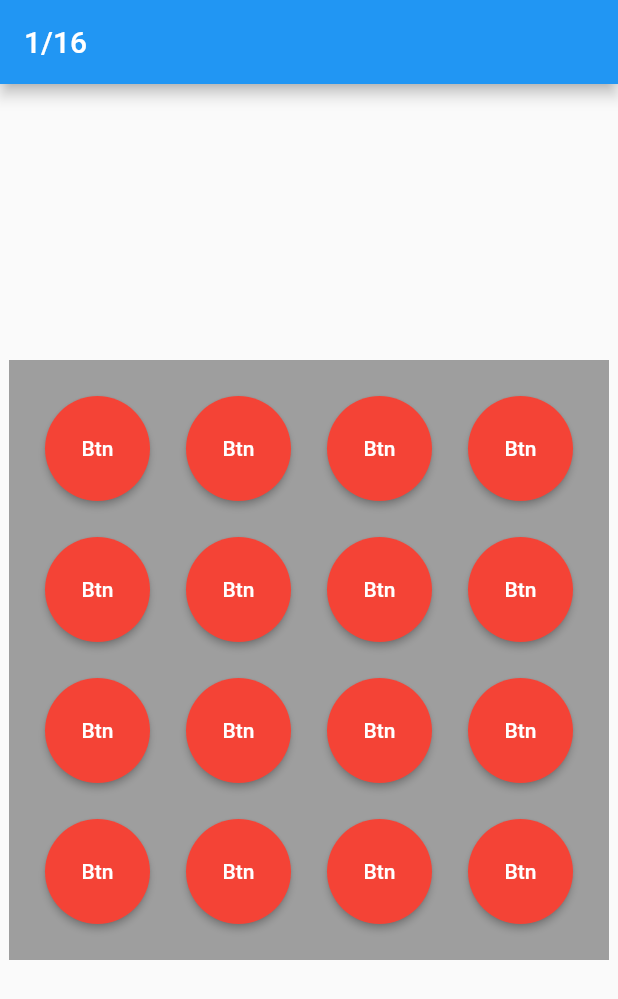
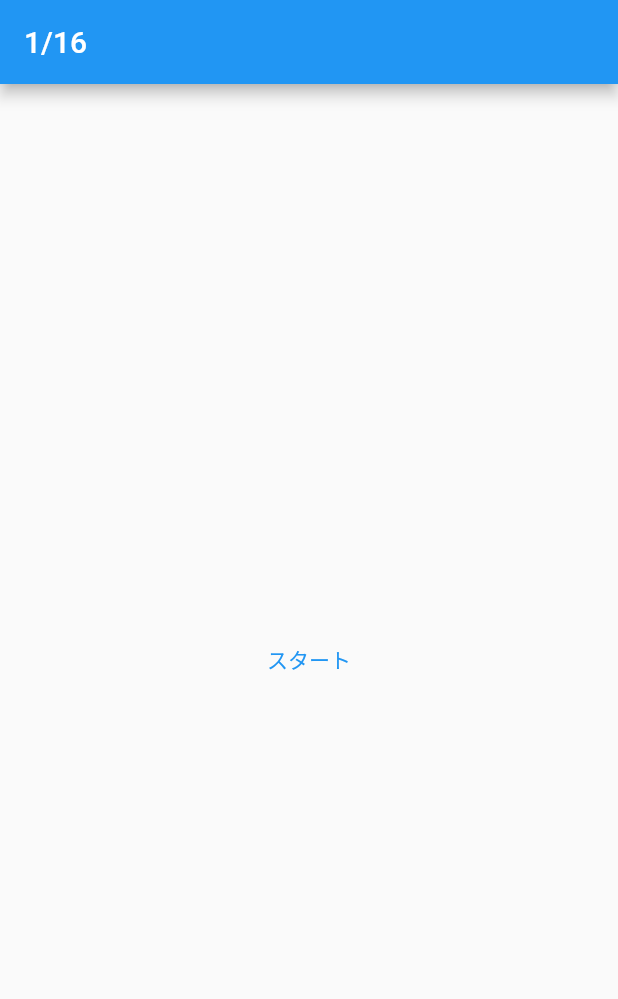
Before and after one commit to a733573/one_sixteen, a Flutter app: the screen it shows after launch, on a phone screen of 412 x 824 dp. Shown: the top 999 px of the screen. Run offline on Flutter 3.47's test engine with Material 2 defaults, Android fonts, the phone set to English and light mode, and no system bars; our stand-ins replace get.

Commit message:
桶谷：スタートページ追加

```diff
--- a/lib/main.dart
+++ b/lib/main.dart
@@ -1,11 +1,14 @@
 import 'package:flutter/material.dart';
-import 'package:get/get_navigation/src/root/get_material_app.dart';
-import 'package:one_sixteen/view/GamePage.dart';
+import 'package:get/get.dart';
+import 'package:one_sixteen/view/StartPage.dart';
 
-void main() => runApp(const MyApp());
+import 'controller/GameController.dart';
+
+void main() => runApp(MyApp());
 
 class MyApp extends StatelessWidget {
-  const MyApp({Key? key}) : super(key: key);
+  MyApp({Key? key}) : super(key: key);
+  final GameController gameController = Get.put(GameController());
 
   @override
   Widget build(BuildContext context) {
@@ -14,7 +17,7 @@ class MyApp extends StatelessWidget {
       theme: ThemeData(
         primarySwatch: Colors.blue,
       ),
-      home: const GamePage(),
+      home: StartPage(),
     );
   }
 }
--- a/lib/view/BombButton.dart
+++ b/lib/view/BombButton.dart
@@ -9,8 +9,10 @@ class MyBombButton extends StatelessWidget {
   final bool isEnabled;
   final GameController gameController = Get.find();
 
+  // {}で囲むとMAP型になる。MAP型を引数にすると名前付き引数になる。
   MyBombButton({
     Key? key,
+    // コンストラクタでもらった値を代入して初期化
     required this.rowNum,
     required this.columnNum,
     required this.isEnabled,
@@ -27,6 +29,7 @@ class MyBombButton extends StatelessWidget {
                 showDialog<String>(
                   context: context,
                   barrierDismissible: false,
+                  // builderはwidgetを指定する。 AlertDialogはシンプル
                   builder: (BuildContext context) => AlertDialog(
                     content: const Text('アウト'),
                     actions: <Widget>[
@@ -37,6 +40,7 @@ class MyBombButton extends StatelessWidget {
                       TextButton(
                           onPressed: () {
                             gameController.newGame();
+                            // 前の画面に戻る。
                             Get.back();
                           },
                           child: const Text('New Game')),
--- a/lib/view/GamePage.dart
+++ b/lib/view/GamePage.dart
@@ -5,14 +5,19 @@ import '../controller/GameController.dart';
 import 'BombButton.dart';
 
 class GamePage extends StatelessWidget {
-  const GamePage({Key? key}) : super(key: key);
+  // super・・・親クラスのコンストラクタを呼び出す。
+  GamePage({Key? key}) : super(key: key);
+  final GameController gameController = Get.find();
 
   @override
   Widget build(BuildContext context) {
-    final GameController gameController = Get.put(GameController());
+    // final・・・遅延初期定数
+    // game_controller
+    // gameController dartの場合使用する.定数と変数の宣言をするとき　(キャメルケース)
 
     return Scaffold(
       appBar: AppBar(
+        // 定数を使いたいときは、ControllerでStatic定義してGameControlle.～のように呼び出す
         title: const Text(GameController.title),
       ),
       body: Center(
--- /dev/null
+++ b/lib/view/StartPage.dart
@@ -0,0 +1,24 @@
+import 'package:flutter/material.dart';
+import 'package:get/get.dart';
+import 'package:one_sixteen/view/GamePage.dart';
+import '../controller/GameController.dart';
+
+class StartPage extends StatelessWidget {
+  StartPage({Key? key}) : super(key: key);
+  final gamePage = GamePage();
+
+  @override
+  Widget build(BuildContext context) {
+    return Scaffold(
+      appBar: AppBar(
+        title: const Text(GameController.title),
+      ),
+      body: Center(
+        child: TextButton(
+          onPressed: () => Get.to(gamePage),
+          child: const Text('スタート'),
+        ),
+      ),
+    );
+  }
+}
```
Also changed, not shown: lib/controller/GameController.dart (+7 -0 lines).
